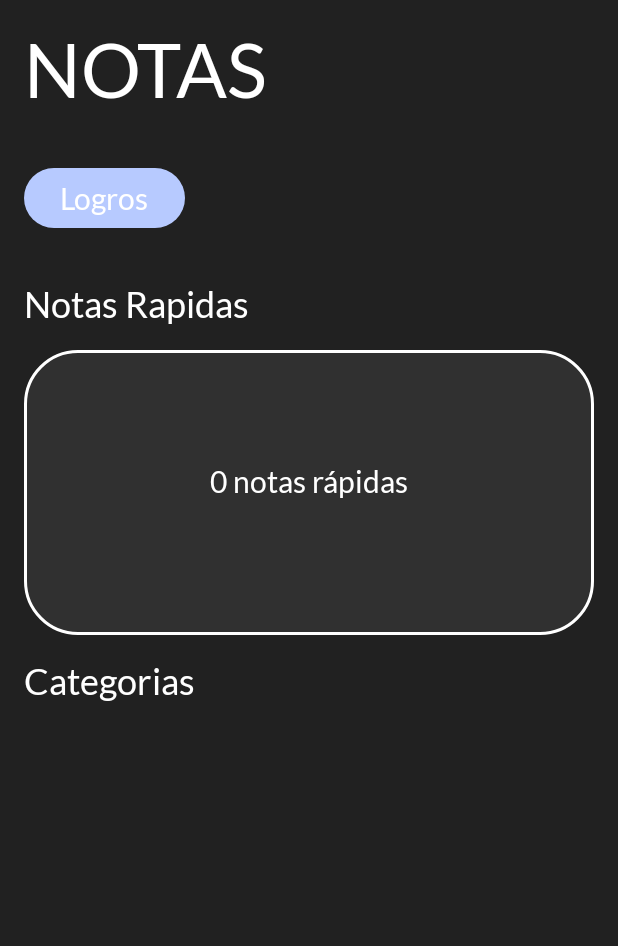
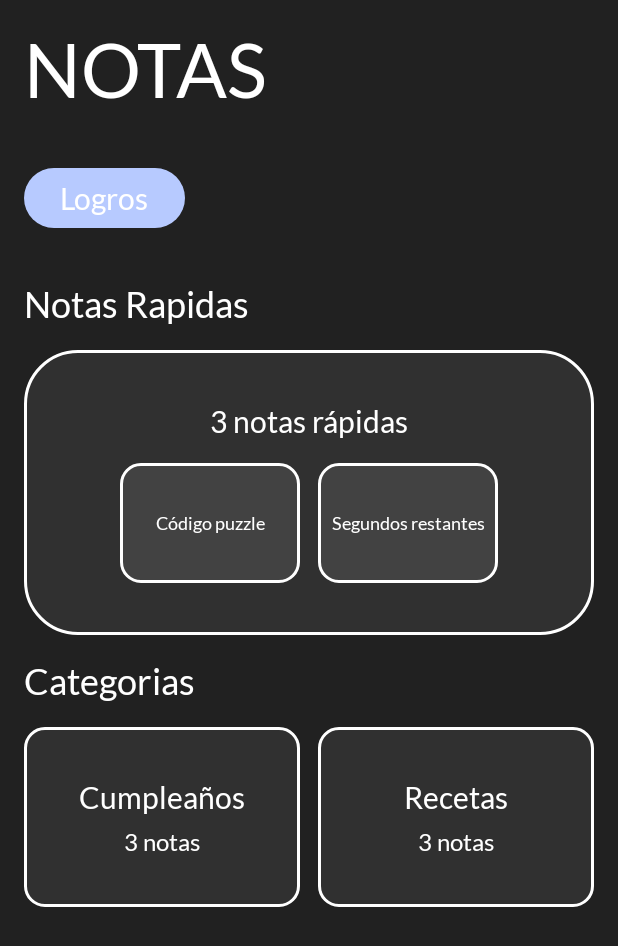
Before and after one commit to DavidSevillano/CarryNotes, an Android app built with Jetpack Compose: the screen it shows after launch (MainActivity), on a phone screen of 412 x 824 dp. Shown: the top 946 px of the screen. Run offline under Robolectric (Android 15) with nearby library versions, the phone set to English and light mode, and no system bars; our stand-ins replace Room's generated code.

Commit message:
Datos de ejemplos añadidos correctamente

```diff
--- a/app/src/main/java/com/burixer85/mynotesapp/data/dao/CategoryDao.kt
+++ b/app/src/main/java/com/burixer85/mynotesapp/data/dao/CategoryDao.kt
@@ -3,6 +3,7 @@ package com.burixer85.mynotesapp.data.dao
 import androidx.room.Dao
 import androidx.room.Delete
 import androidx.room.Insert
+import androidx.room.OnConflictStrategy
 import androidx.room.Query
 import com.burixer85.mynotesapp.data.entity.CategoryEntity
 
@@ -11,7 +12,7 @@ interface CategoryDao {
     @Query("SELECT * FROM categories")
     suspend fun getAllCategories(): List<CategoryEntity>
 
-    @Insert
+    @Insert(onConflict = OnConflictStrategy.IGNORE)
     suspend fun insertCategory(category: CategoryEntity)
 
     @Delete
--- a/app/src/main/java/com/burixer85/mynotesapp/data/dao/NoteDao.kt
+++ b/app/src/main/java/com/burixer85/mynotesapp/data/dao/NoteDao.kt
@@ -3,6 +3,7 @@ package com.burixer85.mynotesapp.data.dao
 import androidx.room.Dao
 import androidx.room.Delete
 import androidx.room.Insert
+import androidx.room.OnConflictStrategy
 import androidx.room.Query
 import com.burixer85.mynotesapp.data.entity.NoteEntity
 
@@ -11,7 +12,7 @@ interface NoteDao {
     @Query("SELECT * FROM notes")
     suspend fun getAllNotes(): List<NoteEntity>
 
-    @Insert
+    @Insert(onConflict = OnConflictStrategy.IGNORE)
     suspend fun insertNote(note: NoteEntity)
 
     @Delete
--- a/app/src/main/java/com/burixer85/mynotesapp/data/dao/QuickNoteDao.kt
+++ b/app/src/main/java/com/burixer85/mynotesapp/data/dao/QuickNoteDao.kt
@@ -3,6 +3,7 @@ package com.burixer85.mynotesapp.data.dao
 import androidx.room.Dao
 import androidx.room.Delete
 import androidx.room.Insert
+import androidx.room.OnConflictStrategy
 import androidx.room.Query
 import com.burixer85.mynotesapp.data.entity.QuickNoteEntity
 
@@ -11,7 +12,7 @@ interface QuickNoteDao {
     @Query("SELECT * FROM quick_notes")
     suspend fun getAllQuickNotes(): List<QuickNoteEntity>
 
-    @Insert
+    @Insert(onConflict = OnConflictStrategy.IGNORE)
     suspend fun insertQuickNote(quickNote: QuickNoteEntity)
 
     @Delete
--- a/app/src/main/java/com/burixer85/mynotesapp/data/entity/CategoryEntity.kt
+++ b/app/src/main/java/com/burixer85/mynotesapp/data/entity/CategoryEntity.kt
@@ -3,6 +3,7 @@ package com.burixer85.mynotesapp.data.entity
 import androidx.room.ColumnInfo
 import androidx.room.Entity
 import androidx.room.PrimaryKey
+import com.burixer85.mynotesapp.presentation.model.Category
 
 @Entity(tableName = "categories")
 data class CategoryEntity(
@@ -10,3 +11,11 @@ data class CategoryEntity(
     @ColumnInfo(name = "id") val id: Int = 0,
     @ColumnInfo(name = "title") val title: String,
 )
+
+fun CategoryEntity.toPresentation(): Category {
+    return Category(
+        id = this.id,
+        title = this.title,
+        notes = emptyList()
+    )
+}
--- a/app/src/main/java/com/burixer85/mynotesapp/data/entity/NoteEntity.kt
+++ b/app/src/main/java/com/burixer85/mynotesapp/data/entity/NoteEntity.kt
@@ -3,6 +3,7 @@ package com.burixer85.mynotesapp.data.entity
 import androidx.room.ColumnInfo
 import androidx.room.Entity
 import androidx.room.PrimaryKey
+import com.burixer85.mynotesapp.presentation.model.Note
 
 @Entity(tableName = "notes")
 data class NoteEntity(
@@ -12,3 +13,11 @@ data class NoteEntity(
     @ColumnInfo(name = "content") val content: String,
     @ColumnInfo(name = "categoryId") val categoryId: Int
 )
+
+fun NoteEntity.toPresentation(): Note {
+    return Note(
+        id = this.id,
+        title = this.title,
+        content = this.content
+    )
+}
--- a/app/src/main/java/com/burixer85/mynotesapp/data/entity/QuickNoteEntity.kt
+++ b/app/src/main/java/com/burixer85/mynotesapp/data/entity/QuickNoteEntity.kt
@@ -2,6 +2,7 @@ package com.burixer85.mynotesapp.data.entity
 
 import androidx.room.Entity
 import androidx.room.PrimaryKey
+import com.burixer85.mynotesapp.presentation.model.QuickNote
 
 @Entity(tableName = "quick_notes")
 data class QuickNoteEntity(
@@ -9,3 +10,10 @@ data class QuickNoteEntity(
     val title: String,
     val content: String
 )
+
+fun QuickNoteEntity.toPresentation(): QuickNote {
+    return QuickNote(
+        title = this.title,
+        content = this.content
+    )
+}
--- a/app/src/main/java/com/burixer85/mynotesapp/presentation/MainScreen.kt
+++ b/app/src/main/java/com/burixer85/mynotesapp/presentation/MainScreen.kt
@@ -28,39 +28,6 @@ import com.burixer85.mynotesapp.presentation.model.QuickNote
 fun MainScreen(mainScreenViewModel: MainScreenViewModel = viewModel()) {
     val uiState by mainScreenViewModel.uiState.collectAsStateWithLifecycle()
 
-    val notesCumple: List<Note> = listOf(
-        Note(1, "1", "Contenido de la nota 1 (cumple 1)"),
-        Note(2, "2", "Contenido de la nota 2 (cumple 2)"),
-        Note(3, "3", "Contenido de la nota 3 (cumple 3)")
-    )
-
-    val notesRecetas: List<Note> = listOf(
-        Note(1, "1", "Contenido de la nota 1 (receta 1)"),
-        Note(2, "2", "Contenido de la nota 2 (receta 2)"),
-    )
-
-    val categoryCumple = Category(1, "Cumpleaños", notesCumple)
-    val categoryRecetas = Category(2, "Recetas", notesRecetas)
-
-    val categories: List<Category> = listOf(
-        categoryCumple,
-        categoryRecetas,
-        categoryCumple,
-        categoryRecetas,
-        categoryCumple,
-        categoryRecetas,
-        categoryCumple,
-        categoryRecetas
-    )
-
-    val quickNotes: List<QuickNote> = listOf(
-        QuickNote("Código puzzle", "Contenido de la nota rapida 1"),
-        QuickNote("Segundos restantes", "Contenido de la nota rapida 2"),
-        QuickNote("Nombre amigo", "Contenido de la nota rapida 3")
-
-    )
-
-
     Scaffold(
         modifier = Modifier.fillMaxSize(),
         contentWindowInsets = WindowInsets(0, 0, 0, 0), //Permite que no se transforme al minimizarla
@@ -86,7 +53,7 @@ fun MainScreen(mainScreenViewModel: MainScreenViewModel = viewModel()) {
                 color = Color.White,
                 style = MaterialTheme.typography.titleSmall
             )
-            if (quickNotes.isNotEmpty()) {
+            if (uiState.quickNotes.isNotEmpty()) {
                 CarryAllQuickNotes(uiState.quickNotes)
             }
             Text(
@@ -95,7 +62,7 @@ fun MainScreen(mainScreenViewModel: MainScreenViewModel = viewModel()) {
                 color = Color.White,
                 style = MaterialTheme.typography.titleSmall
             )
-            if (categories.isNotEmpty()) {
+            if (uiState.categories.isNotEmpty()) {
                 CarryAllCategories(uiState.categories)
             }
         }
--- a/app/src/main/java/com/burixer85/mynotesapp/presentation/MainScreenViewModel.kt
+++ b/app/src/main/java/com/burixer85/mynotesapp/presentation/MainScreenViewModel.kt
@@ -3,6 +3,7 @@ package com.burixer85.mynotesapp.presentation
 import androidx.lifecycle.ViewModel
 import androidx.lifecycle.viewModelScope
 import com.burixer85.mynotesapp.data.application.RoomApplication
+import com.burixer85.mynotesapp.data.entity.toPresentation
 import com.burixer85.mynotesapp.presentation.model.Category
 import com.burixer85.mynotesapp.presentation.model.Note
 import com.burixer85.mynotesapp.presentation.model.QuickNote
@@ -17,55 +18,58 @@ class MainScreenViewModel() : ViewModel() {
     private val _uiState = MutableStateFlow(MainScreenUI())
     val uiState: StateFlow<MainScreenUI> = _uiState
 
-    // Prueba, no estará para la aplicación final ya que es muy ineficiente
+    // Prueba, no estará para la aplicación final
+
     init {
-        val quickNotes =listOf(
+        viewModelScope.launch(Dispatchers.IO) {
+
+            val existingQuickNotes = RoomApplication.db.quickNoteDao().getAllQuickNotes()
+            if (existingQuickNotes.isEmpty()) {
+                val quickNotes = listOf(
                     QuickNote("Código puzzle", "Contenido de la nota rapida 1"),
                     QuickNote("Segundos restantes", "Contenido de la nota rapida 2"),
                     QuickNote("Nombre amigo", "Contenido de la nota rapida 3")
                 )
-        val notes = listOf(
-            Note(1, "1", "Contenido de la nota 1"),
-            Note(2, "2", "Contenido de la nota 2"),
-            Note(3, "3", "Contenido de la nota 3")
-        )
-        val notes2 = listOf(
-            Note(1, "1", "Contenido de otra nota 1"),
-            Note(2, "2", "Contenido de otra nota 2"),
-            Note(3, "3", "Contenido de otra nota 3")
-        )
-        val categories = listOf(
-            Category(1, "Cumpleaños", notes),
-            Category(2, "Recetas", notes2)
-        )
+                val notes = listOf(Note(1, "Primera nota", "Contenido de la primera nota"),
+                    Note(2, "Segunda nota", "Contenido de la segunda nota"),
+                    Note(3, "Tercera nota", "Contenido de la tercera nota"))
+                val notes2 = listOf(Note(4, "Cuarta nota", "Contenido de la cuarta nota"),
+                    Note(5, "Quinta nota", "Contenido de la quinta nota"),
+                    Note(6, "Sexta nota", "Contenido de la sexta nota"))
+                val categories = listOf(Category(1, "Cumpleaños", notes), Category(2, "Recetas", notes2))
 
-        viewModelScope.launch(Dispatchers.IO) {
-            val quickNoteEntities = quickNotes.map { quickNote ->
-                quickNote.toEntity()
-            }
-            quickNoteEntities.forEach { quickNoteEntity ->
-                RoomApplication.db.quickNoteDao().insertQuickNote(quickNoteEntity)
-            }
+                val quickNoteEntities = quickNotes.map { it.toEntity() }
+                quickNoteEntities.forEach { RoomApplication.db.quickNoteDao().insertQuickNote(it) }
 
-            val categoryEntities = categories.map { category ->
-                category.toEntity()
-            }
-
-            categoryEntities.forEach { categoryEntity ->
-                RoomApplication.db.categoryDao().insertCategory(categoryEntity)
-            }
+                val categoryEntities = categories.map { it.toEntity() }
+                categoryEntities.forEach { RoomApplication.db.categoryDao().insertCategory(it) }
 
                 categories.forEach { category ->
                     category.notes.forEach { note ->
                         val noteEntity = note.toEntity(categoryId = category.id)
-                    RoomApplication.db.noteDao().insertNote(noteEntity) // ESTO ES SOLO DE PRUEBA
-                }
-            }
-
+                        RoomApplication.db.noteDao().insertNote(noteEntity)
                     }
                 }
             }
+            val quickNotesFromDb = RoomApplication.db.quickNoteDao().getAllQuickNotes()
+            val categoriesFromDb = RoomApplication.db.categoryDao().getAllCategories()
+            val notesFromDb = RoomApplication.db.noteDao().getAllNotes()
 
+            val quickNotesForUi = quickNotesFromDb.map { it.toPresentation() }
+            val categoriesForUi = categoriesFromDb.map { categoryEntity ->
+                val notesForThisCategory = notesFromDb
+                    .filter { noteEntity -> noteEntity.categoryId == categoryEntity.id }
+                    .map { it.toPresentation() }
+                categoryEntity.toPresentation().copy(notes = notesForThisCategory)
+            }
+
+            _uiState.value = MainScreenUI(
+                quickNotes = quickNotesForUi,
+                categories = categoriesForUi
+            )
+        }
+    }
+}
 data class MainScreenUI (
     val quickNotes: List<QuickNote> = emptyList(),
     val notes: List<Note> = emptyList(),
```
Lines whose indentation alone changed are shown as unchanged.
